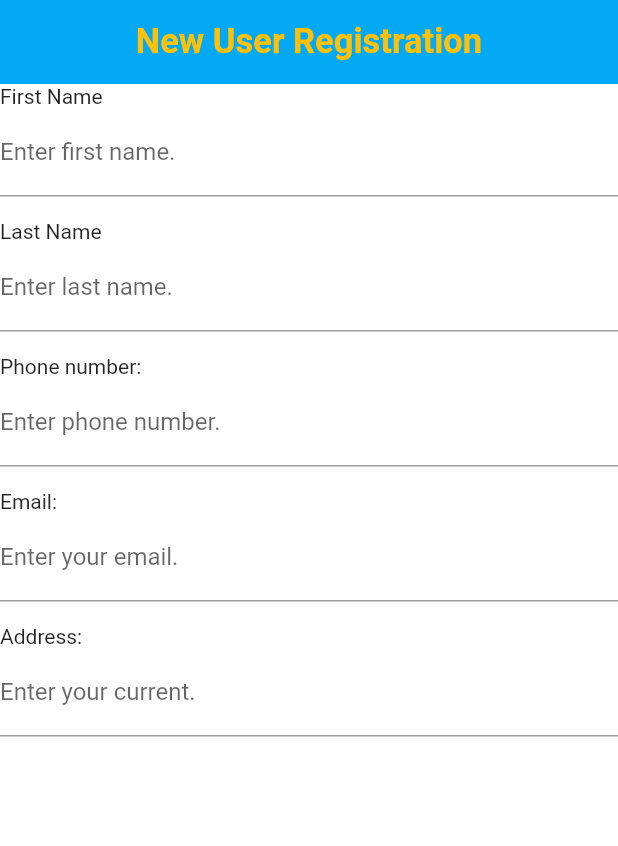
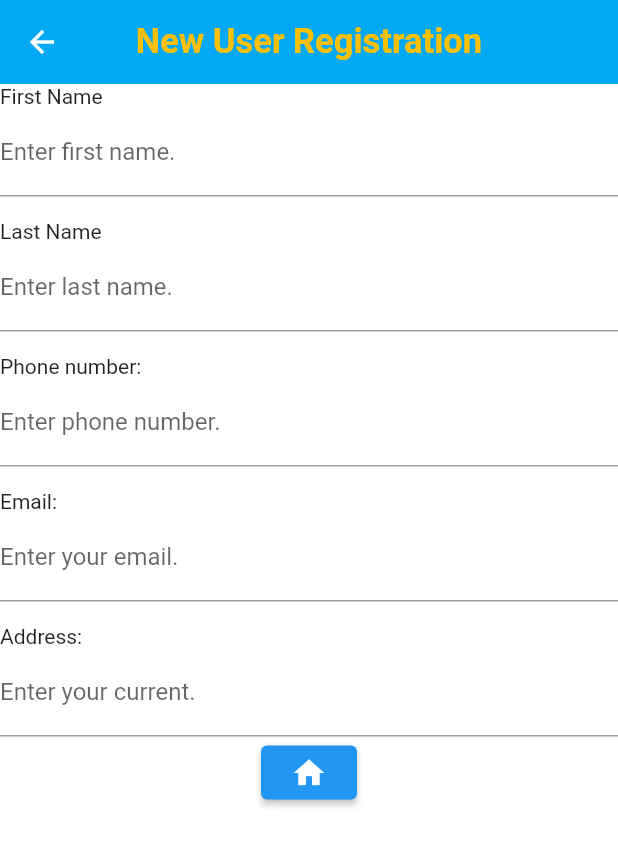
Before and after one commit to Verne-Ian/loanmanagerapp, a Flutter app: the screen it shows after launch, after a tap on "Sign Up", on a phone screen of 412 x 824 dp. Shown: the top 846 px of the screen. Run offline on Flutter 3.47's test engine with Material 2 defaults, Android fonts, the light colour scheme and no system bars.

Commit message:
Both the first and Second interface have been slightly updated.

```diff
--- a/lib/main.dart
+++ b/lib/main.dart
@@ -20,17 +20,15 @@ class MyHome extends StatelessWidget {
       ),
       body: Center(
         child: Column(
-          mainAxisAlignment: MainAxisAlignment.spaceEvenly,
+          mainAxisAlignment: MainAxisAlignment.center,
           children: [
-            const Expanded(
-              child: Icon(
+            Icon(
               Icons.account_circle,
               size: 120.0,
             ),
-            ),
+            Divider(height: 70.0,),
             const Padding(
               padding: EdgeInsets.all(8.0),
-              child: Expanded(
               child: Text(
                 "Username",
                 style: TextStyle(
@@ -40,30 +38,28 @@ class MyHome extends StatelessWidget {
 
               ),
             ),
-            ),
             const Padding(
               padding: EdgeInsets.all(8.0),
-              child: Expanded(child: Text(
+              child: Text(
                   "Password",
                   style: TextStyle(
                       fontSize: 20.0,
                       fontWeight: FontWeight.bold
                   )
-              )),
               ),
-            Expanded(
-              child: FloatingActionButton(onPressed: () {
-                runApp(const MaterialApp(
-                  home: signup()
-                ));
-
-              },
+            ),
+            Padding(
+              padding: const EdgeInsets.fromLTRB(0.0, 40.0, 0.0, 0.0),
+              child: ElevatedButton( onPressed: () {
+                Navigator.push(
+                  context,
+                  MaterialPageRoute(builder: (context) => const signup()),
+                );},
               child: const Text(
                 "Sign Up",
                 style: TextStyle(
                   fontWeight: FontWeight.bold,
                   fontSize: 12.0
-
                 ),
               ),
               ),
@@ -99,7 +95,7 @@ class signup extends StatelessWidget {
       ),
       body: Column(
         crossAxisAlignment: CrossAxisAlignment.start,
-        children: const [
+        children:  [
           Text(
             "First Name"
           ),
@@ -148,7 +144,18 @@ class signup extends StatelessWidget {
                 border: UnderlineInputBorder(),
                 labelText: "Enter your current."
             ),
-          )
+          ),
+          Row(
+              mainAxisAlignment: MainAxisAlignment.center,
+              children: [
+                ElevatedButton(onPressed: (){
+                  Navigator.pop(context);
+                },
+                    child: Icon(
+                      Icons.home
+                    ) )
+              ],
+            ),
         ],
       ),
 
```
Lines whose indentation alone changed are shown as unchanged.
